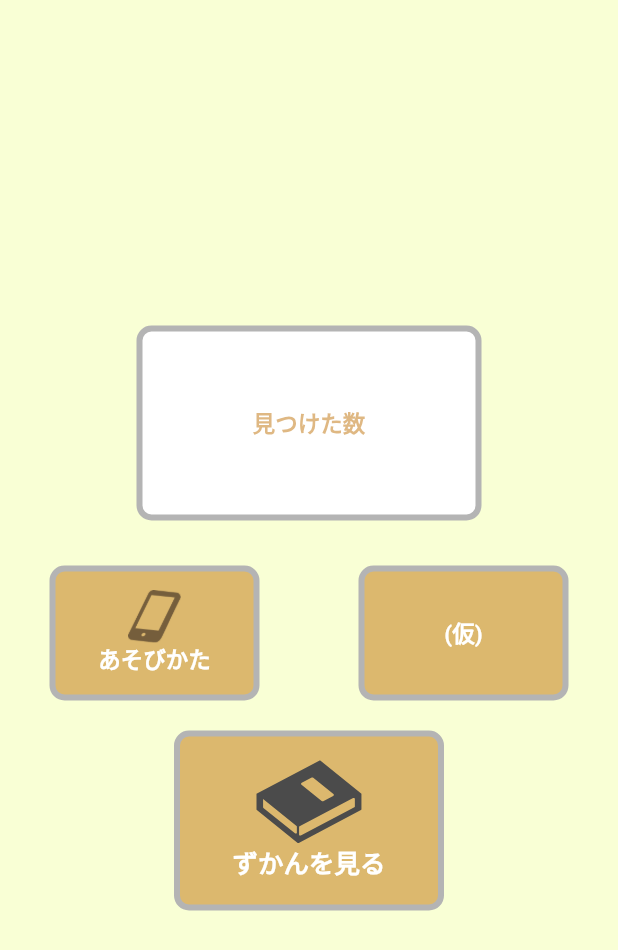
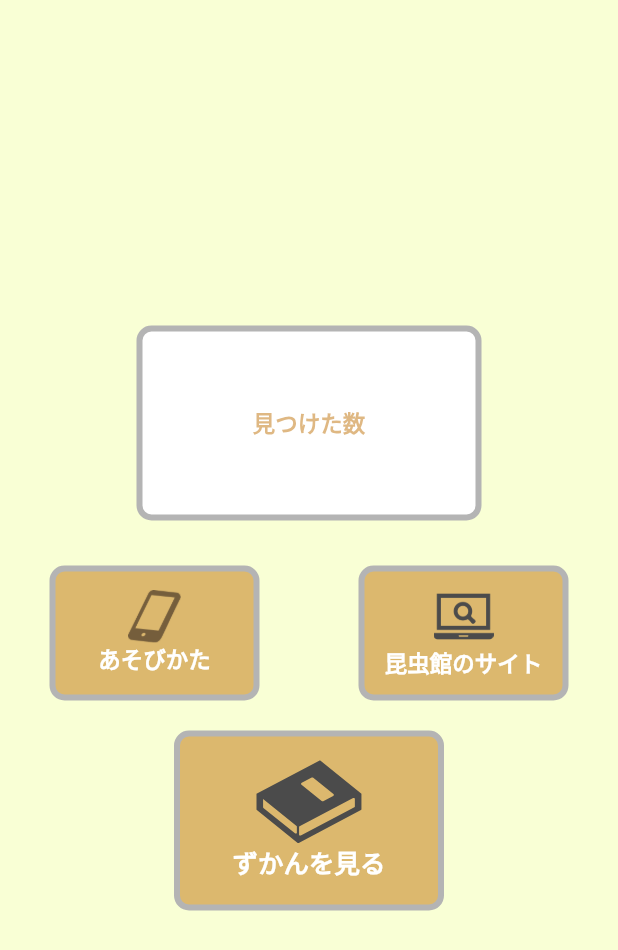
Before and after one commit to Mikka2020/flutter_mushi_01, a Flutter app: the Home screen opened by its route, on a phone screen of 412 x 824 dp. Shown: the top 950 px of the screen. Run offline on Flutter 3.47's test engine with Material 2 defaults, Android fonts, the phone set to English and light mode, and no system bars; our stand-ins replace flutter_svg, image_picker, shared_preferences; missing offline and left inert: adobe_xd, flutter_overboard; accounts and stored records are empty; Roboto replaces fonts that are missing (Tsukushi A Round Gothic).

Commit message:
[update]ホーム画面アイコン画像追加

```diff
--- a/lib/home.dart
+++ b/lib/home.dart
@@ -122,16 +122,31 @@ class _HomeState extends State<Home> {
                 InkWell(
                   onTap: () {},
                   child: Container(
-                    child: const Center(
-                      child: Text(
-                        '(仮)',
+                    child: Center(
+                      child: Column(
+                        mainAxisAlignment: MainAxisAlignment.center,
+                        children: [
+                          Container(
+                            width: 40,
+                            height: 40,
+                            decoration: const BoxDecoration(
+                              image: DecorationImage(
+                                image: AssetImage('assets/img/web.png'),
+                                fit: BoxFit.fill,
+                              ),
+                            ),
+                          ),
+                          const Text(
+                            '昆虫館のサイト',
                             style: TextStyle(
                               fontFamily: 'Tsukushi A Round Gothic',
                               fontSize: 15,
-                          color: const Color(0xffffffff),
+                              color: Color(0xffffffff),
                               fontWeight: FontWeight.w700,
                             ),
                             softWrap: false,
+                          ),
+                        ],
                       ),
                     ),
                     height: 90,
```
Also changed, not shown: assets/img/web.png (added). Lines whose indentation alone changed are shown as unchanged.
